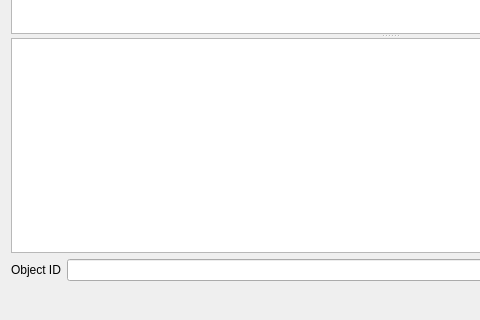
The window that ui/CommitBrowser.ui (git-cola/git-cola) describes before a commit, drawn with Qt 5; both pictures show x 0 to 480 and y 192 to 512 of the 780 by 512 pixel window.
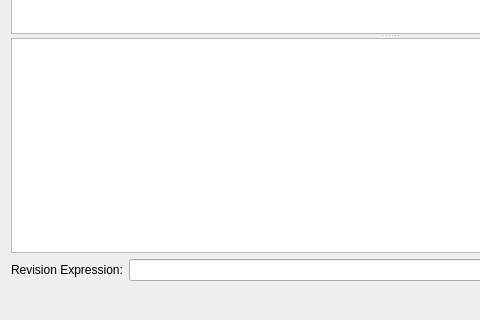
The same window after the commit.

```diff
--- a/ui/CommitBrowser.ui
+++ b/ui/CommitBrowser.ui
@@ -58,7 +58,7 @@
      <item>
       <widget class="QLabel" name="label" >
        <property name="text" >
-        <string>Object ID</string>
+        <string>Revision Expression:</string>
        </property>
       </widget>
      </item>
```
